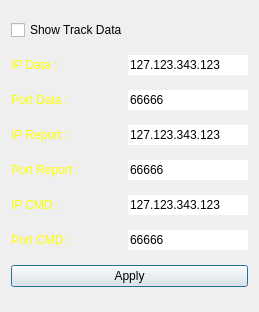
Above: RadarArhanud-2020/dialogradar.ui from MiftahSalam/RadarArhanud-2020 before the change. Below: the same form after it.
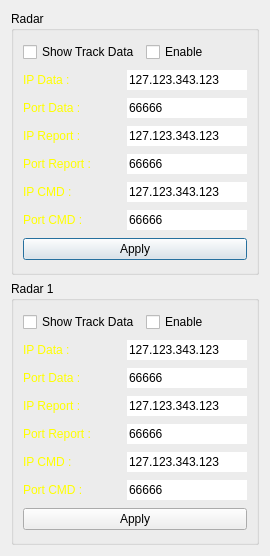
That is the form after the change.

Commit message: 2 radar and multiple anthene handler

Diff of the .ui file:
```diff
--- a/RadarArhanud-2020/dialogradar.ui
+++ b/RadarArhanud-2020/dialogradar.ui
@@ -6,15 +6,23 @@
    <rect>
     <x>0</x>
     <y>0</y>
-    <width>259</width>
-    <height>312</height>
+    <width>270</width>
+    <height>556</height>
    </rect>
   </property>
   <property name="windowTitle">
    <string>Radar Settings</string>
   </property>
+  <layout class="QVBoxLayout" name="verticalLayout_3">
+   <item>
+    <widget class="QGroupBox" name="groupBox">
+     <property name="title">
+      <string>Radar</string>
+     </property>
   <layout class="QVBoxLayout" name="verticalLayout">
    <item>
+       <layout class="QHBoxLayout" name="horizontalLayout_7">
+        <item>
     <widget class="QCheckBox" name="checkBoxShowTrackData">
      <property name="text">
       <string>Show Track Data</string>
@@ -22,6 +30,15 @@
     </widget>
    </item>
    <item>
+         <widget class="QCheckBox" name="checkBoxShowEnable">
+          <property name="text">
+           <string>Enable</string>
+          </property>
+         </widget>
+        </item>
+       </layout>
+      </item>
+      <item>
     <layout class="QHBoxLayout" name="horizontalLayout">
      <item>
       <widget class="QLabel" name="label_6">
@@ -239,6 +256,256 @@
      <property name="text">
       <string>Apply</string>
      </property>
+       </widget>
+      </item>
+     </layout>
+    </widget>
+   </item>
+   <item>
+    <widget class="QGroupBox" name="groupBox_2">
+     <property name="title">
+      <string>Radar 1</string>
+     </property>
+     <layout class="QVBoxLayout" name="verticalLayout_2">
+      <item>
+       <layout class="QHBoxLayout" name="horizontalLayout_8">
+        <item>
+         <widget class="QCheckBox" name="checkBoxShowTrackData_2">
+          <property name="text">
+           <string>Show Track Data</string>
+          </property>
+         </widget>
+        </item>
+        <item>
+         <widget class="QCheckBox" name="checkBoxShowEnable_2">
+          <property name="text">
+           <string>Enable</string>
+          </property>
+         </widget>
+        </item>
+       </layout>
+      </item>
+      <item>
+       <layout class="QHBoxLayout" name="horizontalLayout_9">
+        <item>
+         <widget class="QLabel" name="label_12">
+          <property name="styleSheet">
+           <string notr="true">color: rgb(255, 255, 0);</string>
+          </property>
+          <property name="text">
+           <string>IP Data :</string>
+          </property>
+         </widget>
+        </item>
+        <item>
+         <widget class="QLineEdit" name="lineEditIPData_2">
+          <property name="maximumSize">
+           <size>
+            <width>120</width>
+            <height>16777215</height>
+           </size>
+          </property>
+          <property name="inputMask">
+           <string>000.000.000.000</string>
+          </property>
+          <property name="text">
+           <string>127.123.343.123</string>
+          </property>
+          <property name="maxLength">
+           <number>15</number>
+          </property>
+          <property name="frame">
+           <bool>false</bool>
+          </property>
+         </widget>
+        </item>
+       </layout>
+      </item>
+      <item>
+       <layout class="QHBoxLayout" name="horizontalLayout_10">
+        <item>
+         <widget class="QLabel" name="label_13">
+          <property name="styleSheet">
+           <string notr="true">color: rgb(255, 255, 0);</string>
+          </property>
+          <property name="text">
+           <string>Port Data :</string>
+          </property>
+         </widget>
+        </item>
+        <item>
+         <widget class="QLineEdit" name="lineEditPortData_2">
+          <property name="maximumSize">
+           <size>
+            <width>120</width>
+            <height>16777215</height>
+           </size>
+          </property>
+          <property name="text">
+           <string>66666</string>
+          </property>
+          <property name="maxLength">
+           <number>5</number>
+          </property>
+          <property name="frame">
+           <bool>false</bool>
+          </property>
+         </widget>
+        </item>
+       </layout>
+      </item>
+      <item>
+       <layout class="QHBoxLayout" name="horizontalLayout_11">
+        <item>
+         <widget class="QLabel" name="label_14">
+          <property name="styleSheet">
+           <string notr="true">color: rgb(255, 255, 0);</string>
+          </property>
+          <property name="text">
+           <string>IP Report :</string>
+          </property>
+         </widget>
+        </item>
+        <item>
+         <widget class="QLineEdit" name="lineEditIPReport_2">
+          <property name="maximumSize">
+           <size>
+            <width>120</width>
+            <height>16777215</height>
+           </size>
+          </property>
+          <property name="inputMask">
+           <string>000.000.000.000</string>
+          </property>
+          <property name="text">
+           <string>127.123.343.123</string>
+          </property>
+          <property name="maxLength">
+           <number>15</number>
+          </property>
+          <property name="frame">
+           <bool>false</bool>
+          </property>
+         </widget>
+        </item>
+       </layout>
+      </item>
+      <item>
+       <layout class="QHBoxLayout" name="horizontalLayout_12">
+        <item>
+         <widget class="QLabel" name="label_15">
+          <property name="styleSheet">
+           <string notr="true">color: rgb(255, 255, 0);</string>
+          </property>
+          <property name="text">
+           <string>Port Report :</string>
+          </property>
+         </widget>
+        </item>
+        <item>
+         <widget class="QLineEdit" name="lineEditPortReport_2">
+          <property name="maximumSize">
+           <size>
+            <width>120</width>
+            <height>16777215</height>
+           </size>
+          </property>
+          <property name="text">
+           <string>66666</string>
+          </property>
+          <property name="maxLength">
+           <number>5</number>
+          </property>
+          <property name="frame">
+           <bool>false</bool>
+          </property>
+         </widget>
+        </item>
+       </layout>
+      </item>
+      <item>
+       <layout class="QHBoxLayout" name="horizontalLayout_13">
+        <item>
+         <widget class="QLabel" name="label_16">
+          <property name="styleSheet">
+           <string notr="true">color: rgb(255, 255, 0);</string>
+          </property>
+          <property name="text">
+           <string>IP CMD :</string>
+          </property>
+         </widget>
+        </item>
+        <item>
+         <widget class="QLineEdit" name="lineEditIPcmd_2">
+          <property name="maximumSize">
+           <size>
+            <width>120</width>
+            <height>16777215</height>
+           </size>
+          </property>
+          <property name="inputMask">
+           <string>000.000.000.000</string>
+          </property>
+          <property name="text">
+           <string>127.123.343.123</string>
+          </property>
+          <property name="maxLength">
+           <number>15</number>
+          </property>
+          <property name="frame">
+           <bool>false</bool>
+          </property>
+         </widget>
+        </item>
+       </layout>
+      </item>
+      <item>
+       <layout class="QHBoxLayout" name="horizontalLayout_14">
+        <item>
+         <widget class="QLabel" name="label_17">
+          <property name="styleSheet">
+           <string notr="true">color: rgb(255, 255, 0);</string>
+          </property>
+          <property name="text">
+           <string>Port CMD :</string>
+          </property>
+         </widget>
+        </item>
+        <item>
+         <widget class="QLineEdit" name="lineEditPortcmd_2">
+          <property name="maximumSize">
+           <size>
+            <width>120</width>
+            <height>16777215</height>
+           </size>
+          </property>
+          <property name="text">
+           <string>66666</string>
+          </property>
+          <property name="maxLength">
+           <number>5</number>
+          </property>
+          <property name="frame">
+           <bool>false</bool>
+          </property>
+         </widget>
+        </item>
+       </layout>
+      </item>
+      <item>
+       <widget class="QPushButton" name="pushButtonApply_2">
+        <property name="enabled">
+         <bool>true</bool>
+        </property>
+        <property name="styleSheet">
+         <string notr="true"/>
+        </property>
+        <property name="text">
+         <string>Apply</string>
+        </property>
+       </widget>
+      </item>
+     </layout>
     </widget>
    </item>
   </layout>
```
Lines whose indentation alone changed are shown as unchanged. The commit also changes 9 other files.
